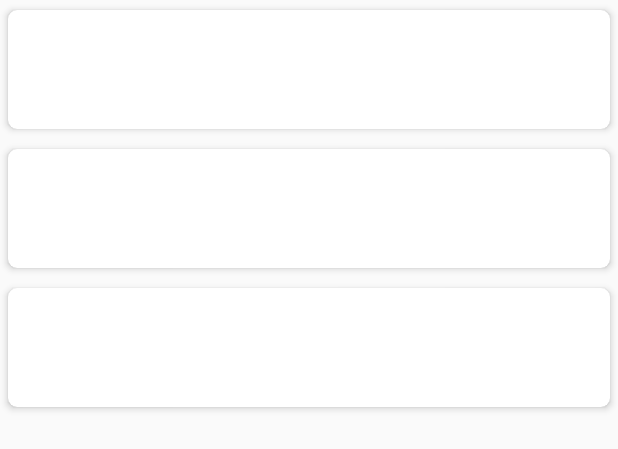
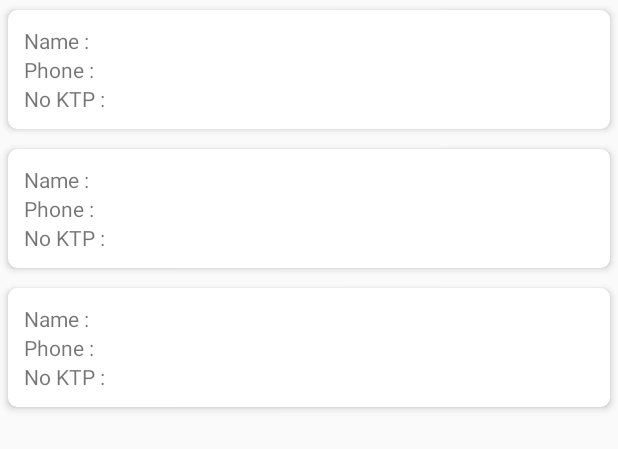
Before and after one commit to hasanwijaya/admin-bike-rental, an Android app: the layout activity_customers.xml on its own in the app's theme, with its tools: preview values and no code run, on a phone screen of 412 x 824 dp. Shown: the top 449 px of the screen. Run offline under Robolectric (Android 15) with nearby library versions, the phone set to English and light mode, and no system bars.

Commit message:
add role login

```diff
--- a/app/src/main/java/com/example/adminbikerental/activity/LoginActivity.java
+++ b/app/src/main/java/com/example/adminbikerental/activity/LoginActivity.java
@@ -59,6 +59,7 @@ public class LoginActivity extends AppCompatActivity {
                     AndroidNetworking.post("http://192.168.43.21/bike_rental/login.php")
                             .addBodyParameter("email", email)
                             .addBodyParameter("password", password)
+                            .addBodyParameter("role", String.valueOf(1))
                             .setPriority(Priority.MEDIUM)
                             .build()
                             .getAsJSONObject(new JSONObjectRequestListener() {
--- a/app/src/main/res/layout/activity_login.xml
+++ b/app/src/main/res/layout/activity_login.xml
@@ -47,14 +47,6 @@
         android:background="#d3d3d3"
         android:layout_marginBottom="8dp"/>
 
-    <TextView
-        android:layout_width="350dp"
-        android:layout_height="wrap_content"
-        android:layout_marginBottom="32dp"
-        android:textAlignment="textEnd"
-        android:text="Forgot Password?"
-        android:textColor="#77cdf0"/>
-
     <Button
         android:id="@+id/btn_login"
         android:layout_width="250dp"
--- a/app/src/main/res/layout/item_customer.xml
+++ b/app/src/main/res/layout/item_customer.xml
@@ -11,8 +11,34 @@
         android:layout_width="match_parent"
         android:layout_height="wrap_content"
         android:layout_margin="5dp"
-        android:orientation="vertical"
+        android:orientation="horizontal"
         android:padding="5dp">
+
+        <LinearLayout
+            android:layout_width="70dp"
+            android:layout_height="wrap_content"
+            android:orientation="vertical">
+
+            <TextView
+                android:layout_width="match_parent"
+                android:layout_height="wrap_content"
+                android:text="Name :"/>
+
+            <TextView
+                android:layout_width="match_parent"
+                android:layout_height="wrap_content"
+                android:text="Phone :"/>
+
+            <TextView
+                android:layout_width="match_parent"
+                android:layout_height="wrap_content"
+                android:text="No KTP :"/>
+        </LinearLayout>
+
+        <LinearLayout
+            android:layout_width="match_parent"
+            android:layout_height="wrap_content"
+            android:orientation="vertical">
 
             <TextView
                 android:id="@+id/tv_name"
@@ -29,4 +55,6 @@
                 android:layout_width="match_parent"
                 android:layout_height="wrap_content" />
         </LinearLayout>
+
+    </LinearLayout>
 </androidx.cardview.widget.CardView>
```
Lines whose indentation alone changed are shown as unchanged.
